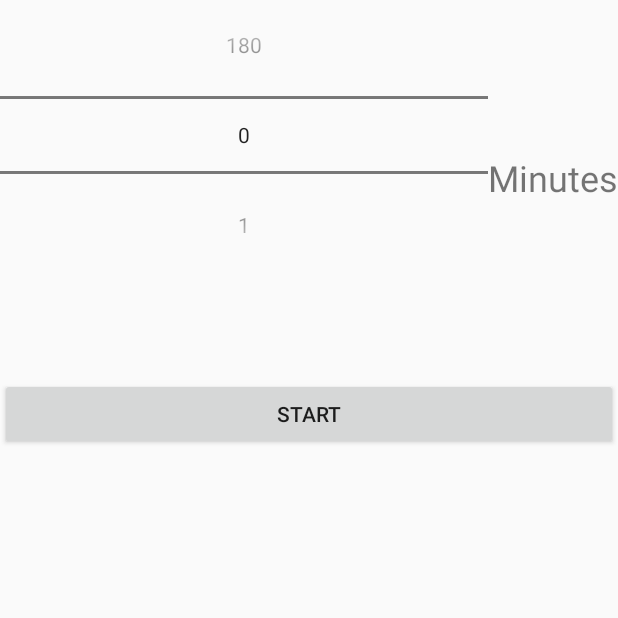
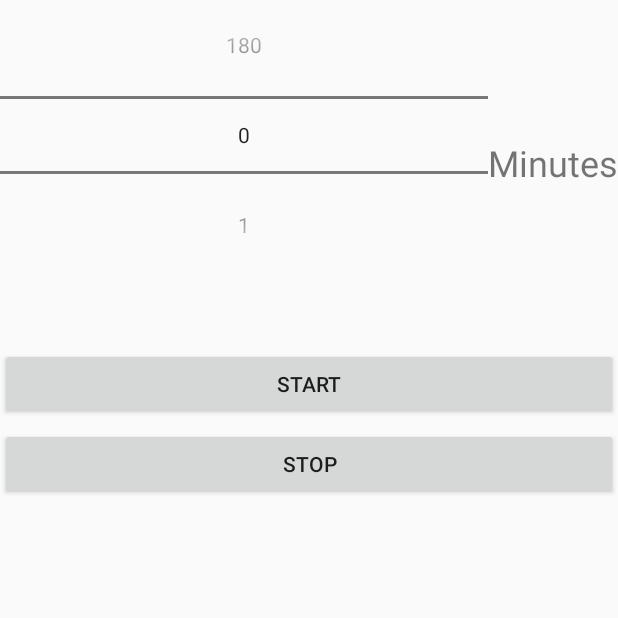
Before and after one commit to JRWatson2013/LaundryBuddy, an Android app: the NumberPickerActivity screen opened directly, with no data from a screen before it, on a phone screen of 412 x 824 dp, the top half of it. Run offline under Robolectric (Android 15) with nearby library versions, the light colour scheme and no system bars.

Commit message:
Timer Countdown
added countdown for timer

```diff
--- a/app/src/main/java/cs4518/laundrybuddy/NumberPickerActivity.java
+++ b/app/src/main/java/cs4518/laundrybuddy/NumberPickerActivity.java
@@ -1,24 +1,106 @@
 package cs4518.laundrybuddy;
 
 import android.app.Activity;
+import android.view.animation.Animation;
+import android.widget.Button;
 import android.widget.TextView;
 import android.os.Bundle;
 import android.widget.NumberPicker;
+import android.os.CountDownTimer;
+import android.view.View.OnClickListener;
+import android.view.View;
+import android.widget.Toast;
+import android.view.animation.AnimationUtils;
 
-/**
- * Created by carolyn on 2/15/17.
- */
 
-public class NumberPickerActivity extends Activity {
+public class NumberPickerActivity extends Activity implements OnClickListener {
+
+    private Button buttonStartTime, buttonStopTime;
+    private TextView textViewShowTime;
+    private CountDownTimer countdownTimer;
+    private long totalTimeCountInMilliseconds;
+    private long timeBlinkInMilliseconds;
+    private boolean blink;
+    private NumberPicker numberPicker;
 
     @Override
     public void onCreate(Bundle savedInstanceState) {
         super.onCreate(savedInstanceState);
         setContentView(R.layout.activity_timer);
-        NumberPicker numberPicker = (NumberPicker) findViewById(R.id.time_picker);
+
+        numberPicker = (NumberPicker) findViewById(R.id.time_picker);
         numberPicker.setMaxValue(180);
         numberPicker.setMinValue(0);
         numberPicker.setWrapSelectorWheel(true);
 
+
+        buttonStartTime = (Button) findViewById(R.id.button_timer_start);
+        buttonStopTime = (Button) findViewById(R.id.button_timer_stop);
+        textViewShowTime = (TextView) findViewById(R.id.textView_time_remaining);
+
+        buttonStartTime.setOnClickListener(this);
+        buttonStopTime.setOnClickListener(this);
+    }
+
+    @Override
+    public void onClick(View v) {
+        if (v.getId() == R.id.button_timer_start) {
+            setTimer();
+            buttonStopTime.setVisibility(View.VISIBLE);
+            buttonStartTime.setVisibility(View.GONE);
+            startTimer();
+        } else if (v.getId() == R.id.button_timer_stop) {
+            countdownTimer.cancel();
+            buttonStartTime.setVisibility(View.VISIBLE);
+            buttonStopTime.setVisibility(View.GONE);
+        }
+
+    }
+
+    private void setTimer() {
+        int time = 0;
+        if (numberPicker.getValue() > 0) {
+            time = numberPicker.getValue();
+        } else {
+            Toast.makeText(NumberPickerActivity.this, "Please Select Minutes.", Toast.LENGTH_LONG).show();
+        }
+
+        totalTimeCountInMilliseconds = 60 * time * 1000;
+        timeBlinkInMilliseconds = 30 * 1000;
+    }
+
+    private void startTimer() {
+        countdownTimer = new CountDownTimer(totalTimeCountInMilliseconds, 500) {
+
+            @Override
+            public void onTick(long millisUntilFinished) {
+                long seconds = millisUntilFinished / 1000;
+
+                if (millisUntilFinished < timeBlinkInMilliseconds) {
+                    Animation startBlink = AnimationUtils.loadAnimation(getApplicationContext(), R.anim.blinking_animation);
+                    textViewShowTime.startAnimation(startBlink);
+                    if (blink) {
+                        textViewShowTime.setVisibility(View.VISIBLE);
+                    } else {
+                        textViewShowTime.setVisibility(View.INVISIBLE);
+                    }
+                    blink = !blink;
+                }
+
+                textViewShowTime.setText(String.format("%02d", seconds / 60)
+                        + ":" + String.format("%02d", seconds % 60));
+            }
+
+
+
+            @Override
+            public void onFinish() {
+                Toast.makeText(NumberPickerActivity.this, "Laundry Time up!", Toast.LENGTH_LONG).show();
+                textViewShowTime.setText("Time Up!");
+                textViewShowTime.setVisibility(View.VISIBLE);
+                buttonStartTime.setVisibility(View.VISIBLE);
+                buttonStopTime.setVisibility(View.GONE);
+            }
+        }.start();
     }
 }
--- /dev/null
+++ b/app/src/main/res/anim/blinking_animation.xml
@@ -0,0 +1,10 @@
+<?xml version="1.0" encoding="utf-8"?>
+<set xmlns:android="http://schemas.android.com/apk/res/android">
+    <alpha
+        android:duration = '400'
+        android:fromAlpha="0.0"
+        android:toAlpha="1.0"
+        android:interpolator="@android:anim/accelerate_interpolator"
+        android:repeatCount="infinite"
+        android:repeatMode="reverse"/>
+</set>
--- a/app/src/main/res/layout/activity_timer.xml
+++ b/app/src/main/res/layout/activity_timer.xml
@@ -18,7 +18,7 @@
             android:layout_weight="1" />
 
         <TextView
-            android:text="Minutes"
+            android:text="@string/timer_minute"
             android:layout_width="wrap_content"
             android:layout_height="match_parent"
             android:id="@+id/textView"
@@ -28,18 +28,33 @@
     </LinearLayout>
 
     <LinearLayout
-        android:orientation="horizontal"
+        android:orientation="vertical"
         android:layout_width="match_parent"
         android:layout_height="wrap_content"
         android:layout_marginTop="10dp">
 
         <Button
             android:text="@string/timer_start"
-            android:layout_width="wrap_content"
+            android:layout_width="match_parent"
             android:layout_height="wrap_content"
             android:id="@+id/button_timer_start"
             android:layout_weight="1"
             android:layout_marginTop="5dp" />
 
+        <Button
+            android:text="@string/timer_stop"
+            android:layout_width="match_parent"
+            android:layout_height="wrap_content"
+            android:id="@+id/button_timer_stop"
+            android:layout_weight="1"
+            android:layout_marginTop="5dp" />
+
     </LinearLayout>
+
+    <TextView
+        android:layout_width="match_parent"
+        android:layout_height="wrap_content"
+        android:id="@+id/textView_time_remaining"
+        android:layout_weight="0.25"
+        android:textSize="18sp" />
 </LinearLayout>
--- a/app/src/main/res/values/strings.xml
+++ b/app/src/main/res/values/strings.xml
@@ -4,4 +4,6 @@
     <string name="timer_start">Start</string>
     <string name="timer_button">Timer</string>
     <string name="Instr_button">Instructions</string>
+    <string name="timer_stop">Stop</string>
+    <string name="timer_minute">Minutes</string>
 </resources>
```
